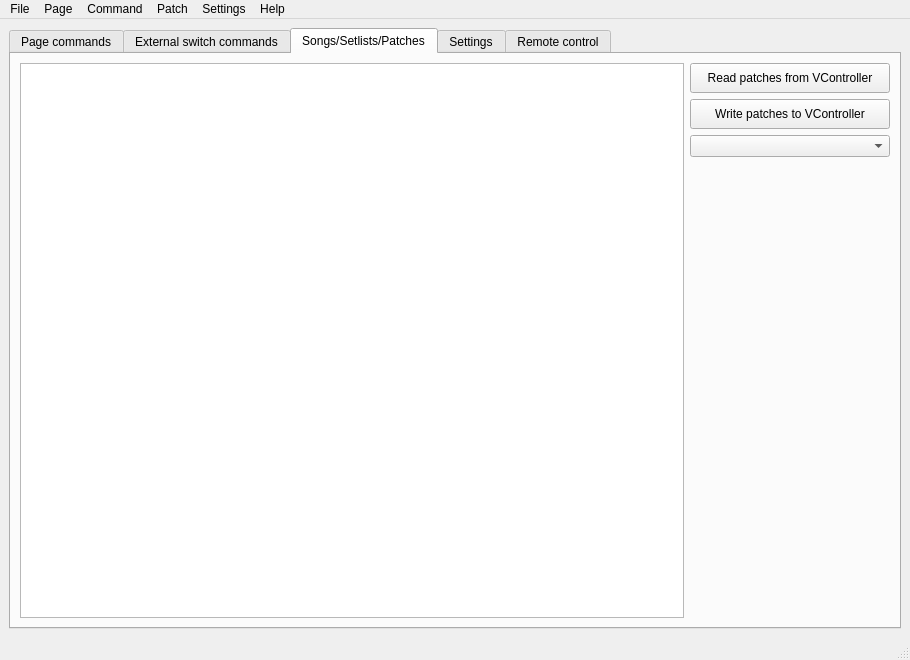
Above: Firmware/VC-edit/mainwindow_VC-full.ui from sixeight7/VController_v3 before the change. Below: the same form after it.
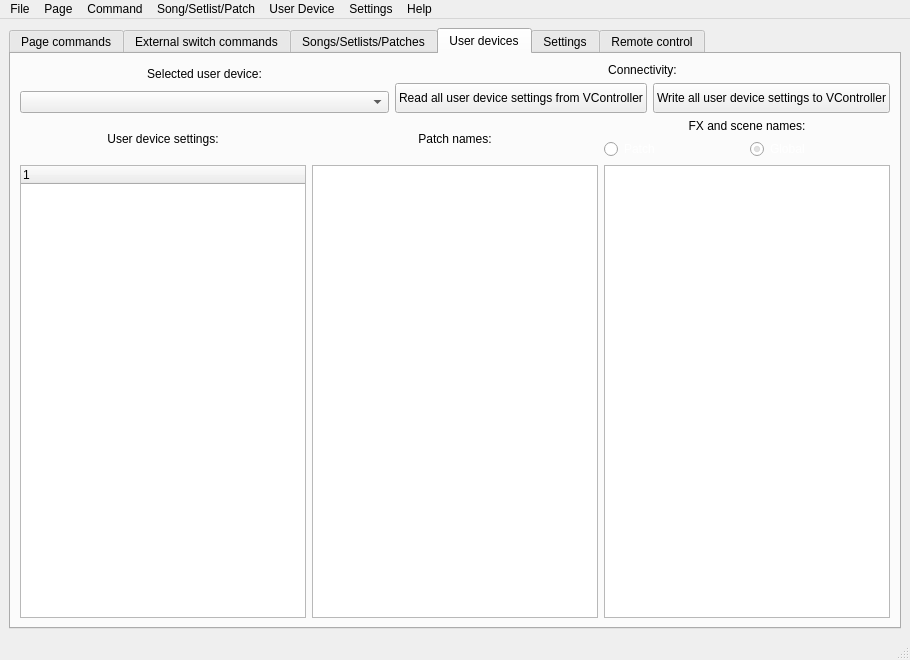
That is the form after the change. The open tabs and pages were chosen to show the change. Custom widgets are drawn as their Qt base class.

```diff
--- a/Firmware/VC-edit/mainwindow_VC-full.ui
+++ b/Firmware/VC-edit/mainwindow_VC-full.ui
@@ -559,7 +559,7 @@
             </property>
             <property name="minimumSize">
              <size>
-              <width>200</width>
+              <width>250</width>
               <height>30</height>
              </size>
             </property>
@@ -567,7 +567,7 @@
              <string notr="true"/>
             </property>
             <property name="text">
-             <string>Read patches from VController</string>
+             <string>Read songs/setlists/patches from VController</string>
             </property>
            </widget>
           </item>
@@ -583,7 +583,7 @@
              <string notr="true"/>
             </property>
             <property name="text">
-             <string>Write patches to VController</string>
+             <string>Write songs/setlists/ patches to VController</string>
             </property>
            </widget>
           </item>
@@ -607,6 +607,538 @@
         </item>
        </layout>
       </widget>
+      <widget class="QWidget" name="tab_UserDevices">
+       <property name="palette">
+        <palette>
+         <active/>
+         <inactive/>
+         <disabled/>
+        </palette>
+       </property>
+       <attribute name="title">
+        <string>User devices</string>
+       </attribute>
+       <layout class="QVBoxLayout" name="verticalLayout_9">
+        <item>
+         <layout class="QHBoxLayout" name="horizontalLayout_15">
+          <item>
+           <layout class="QVBoxLayout" name="verticalLayout_7">
+            <item>
+             <widget class="QLabel" name="label_20">
+              <property name="sizePolicy">
+               <sizepolicy hsizetype="Expanding" vsizetype="Preferred">
+                <horstretch>0</horstretch>
+                <verstretch>0</verstretch>
+               </sizepolicy>
+              </property>
+              <property name="minimumSize">
+               <size>
+                <width>200</width>
+                <height>0</height>
+               </size>
+              </property>
+              <property name="autoFillBackground">
+               <bool>false</bool>
+              </property>
+              <property name="styleSheet">
+               <string notr="true"/>
+              </property>
+              <property name="text">
+               <string>Selected user device:</string>
+              </property>
+              <property name="alignment">
+               <set>Qt::AlignCenter</set>
+              </property>
+             </widget>
+            </item>
+            <item>
+             <widget class="QComboBox" name="currentUserDeviceComboBox">
+              <property name="sizePolicy">
+               <sizepolicy hsizetype="Expanding" vsizetype="Fixed">
+                <horstretch>0</horstretch>
+                <verstretch>0</verstretch>
+               </sizepolicy>
+              </property>
+              <property name="minimumSize">
+               <size>
+                <width>0</width>
+                <height>0</height>
+               </size>
+              </property>
+              <property name="baseSize">
+               <size>
+                <width>0</width>
+                <height>40</height>
+               </size>
+              </property>
+              <property name="styleSheet">
+               <string notr="true"/>
+              </property>
+              <property name="editable">
+               <bool>false</bool>
+              </property>
+             </widget>
+            </item>
+           </layout>
+          </item>
+          <item>
+           <layout class="QVBoxLayout" name="verticalLayout_8">
+            <item>
+             <widget class="QLabel" name="label_49">
+              <property name="sizePolicy">
+               <sizepolicy hsizetype="Expanding" vsizetype="Preferred">
+                <horstretch>0</horstretch>
+                <verstretch>0</verstretch>
+               </sizepolicy>
+              </property>
+              <property name="autoFillBackground">
+               <bool>false</bool>
+              </property>
+              <property name="styleSheet">
+               <string notr="true"/>
+              </property>
+              <property name="text">
+               <string>Connectivity:</string>
+              </property>
+              <property name="alignment">
+               <set>Qt::AlignCenter</set>
+              </property>
+             </widget>
+            </item>
+            <item>
+             <layout class="QHBoxLayout" name="horizontalLayout_14">
+              <item>
+               <widget class="QPushButton" name="readAllDeviceSettingsButton">
+                <property name="sizePolicy">
+                 <sizepolicy hsizetype="Expanding" vsizetype="Fixed">
+                  <horstretch>0</horstretch>
+                  <verstretch>0</verstretch>
+                 </sizepolicy>
+                </property>
+                <property name="minimumSize">
+                 <size>
+                  <width>200</width>
+                  <height>30</height>
+                 </size>
+                </property>
+                <property name="styleSheet">
+                 <string notr="true"/>
+                </property>
+                <property name="text">
+                 <string>Read all user device settings from VController</string>
+                </property>
+               </widget>
+              </item>
+              <item>
+               <widget class="QPushButton" name="writeAllDeviceSettingsButton">
+                <property name="sizePolicy">
+                 <sizepolicy hsizetype="Expanding" vsizetype="Fixed">
+                  <horstretch>0</horstretch>
+                  <verstretch>0</verstretch>
+                 </sizepolicy>
+                </property>
+                <property name="minimumSize">
+                 <size>
+                  <width>200</width>
+                  <height>30</height>
+                 </size>
+                </property>
+                <property name="styleSheet">
+                 <string notr="true"/>
+                </property>
+                <property name="text">
+                 <string>Write all user device settings to VController</string>
+                </property>
+               </widget>
+              </item>
+             </layout>
+            </item>
+           </layout>
+          </item>
+         </layout>
+        </item>
+        <item>
+         <layout class="QHBoxLayout" name="horizontalLayout_7">
+          <item>
+           <widget class="QLabel" name="label_21">
+            <property name="sizePolicy">
+             <sizepolicy hsizetype="Expanding" vsizetype="Preferred">
+              <horstretch>0</horstretch>
+              <verstretch>0</verstretch>
+             </sizepolicy>
+            </property>
+            <property name="minimumSize">
+             <size>
+              <width>200</width>
+              <height>0</height>
+             </size>
+            </property>
+            <property name="autoFillBackground">
+             <bool>false</bool>
+            </property>
+            <property name="styleSheet">
+             <string notr="true"/>
+            </property>
+            <property name="text">
+             <string>User device settings:</string>
+            </property>
+            <property name="alignment">
+             <set>Qt::AlignCenter</set>
+            </property>
+           </widget>
+          </item>
+          <item>
+           <widget class="QLabel" name="label_22">
+            <property name="sizePolicy">
+             <sizepolicy hsizetype="Expanding" vsizetype="Preferred">
+              <horstretch>0</horstretch>
+              <verstretch>0</verstretch>
+             </sizepolicy>
+            </property>
+            <property name="minimumSize">
+             <size>
+              <width>200</width>
+              <height>0</height>
+             </size>
+            </property>
+            <property name="autoFillBackground">
+             <bool>false</bool>
+            </property>
+            <property name="styleSheet">
+             <string notr="true"/>
+            </property>
+            <property name="text">
+             <string>Patch names:</string>
+            </property>
+            <property name="alignment">
+             <set>Qt::AlignCenter</set>
+            </property>
+           </widget>
+          </item>
+          <item>
+           <layout class="QVBoxLayout" name="verticalLayout_2">
+            <item>
+             <widget class="QLabel" name="label_23">
+              <property name="sizePolicy">
+               <sizepolicy hsizetype="Expanding" vsizetype="Preferred">
+                <horstretch>0</horstretch>
+                <verstretch>0</verstretch>
+               </sizepolicy>
+              </property>
+              <property name="minimumSize">
+               <size>
+                <width>200</width>
+                <height>0</height>
+               </size>
+              </property>
+              <property name="autoFillBackground">
+               <bool>false</bool>
+              </property>
+              <property name="styleSheet">
+               <string notr="true"/>
+              </property>
+              <property name="text">
+               <string>FX and scene names:</string>
+              </property>
+              <property name="alignment">
+               <set>Qt::AlignCenter</set>
+              </property>
+             </widget>
+            </item>
+            <item>
+             <layout class="QHBoxLayout" name="horizontalLayout_6">
+              <item>
+               <widget class="QRadioButton" name="radioButtonPatch">
+                <property name="palette">
+                 <palette>
+                  <active>
+                   <colorrole role="WindowText">
+                    <brush brushstyle="SolidPattern">
+                     <color alpha="255">
+                      <red>255</red>
+                      <green>255</green>
+                      <blue>255</blue>
+                     </color>
+                    </brush>
+                   </colorrole>
+                   <colorrole role="Text">
+                    <brush brushstyle="SolidPattern">
+                     <color alpha="255">
+                      <red>255</red>
+                      <green>255</green>
+                      <blue>255</blue>
+                     </color>
+                    </brush>
+                   </colorrole>
+                   <colorrole role="ButtonText">
+                    <brush brushstyle="SolidPattern">
+                     <color alpha="255">
+                      <red>255</red>
+                      <green>255</green>
+                      <blue>255</blue>
+                     </color>
+                    </brush>
+                   </colorrole>
+                   <colorrole role="PlaceholderText">
+                    <brush brushstyle="SolidPattern">
+                     <color alpha="128">
+                      <red>255</red>
+                      <green>255</green>
+                      <blue>255</blue>
+                     </color>
+                    </brush>
+                   </colorrole>
+                  </active>
+                  <inactive>
+                   <colorrole role="WindowText">
+                    <brush brushstyle="SolidPattern">
+                     <color alpha="255">
+                      <red>255</red>
+                      <green>255</green>
+                      <blue>255</blue>
+                     </color>
+                    </brush>
+                   </colorrole>
+                   <colorrole role="Text">
+                    <brush brushstyle="SolidPattern">
+                     <color alpha="255">
+                      <red>255</red>
+                      <green>255</green>
+                      <blue>255</blue>
+                     </color>
+                    </brush>
+                   </colorrole>
+                   <colorrole role="ButtonText">
+                    <brush brushstyle="SolidPattern">
+                     <color alpha="255">
+                      <red>255</red>
+                      <green>255</green>
+                      <blue>255</blue>
+                     </color>
+                    </brush>
+                   </colorrole>
+                   <colorrole role="PlaceholderText">
+                    <brush brushstyle="SolidPattern">
+                     <color alpha="128">
+                      <red>255</red>
+                      <green>255</green>
+                      <blue>255</blue>
+                     </color>
+                    </brush>
+                   </colorrole>
+                  </inactive>
+                  <disabled>
+                   <colorrole role="WindowText">
+                    <brush brushstyle="SolidPattern">
+                     <color alpha="255">
+                      <red>255</red>
+                      <green>255</green>
+                      <blue>255</blue>
+                     </color>
+                    </brush>
+                   </colorrole>
+                   <colorrole role="Text">
+                    <brush brushstyle="SolidPattern">
+                     <color alpha="255">
+                      <red>255</red>
+                      <green>255</green>
+                      <blue>255</blue>
+                     </color>
+                    </brush>
+                   </colorrole>
+                   <colorrole role="ButtonText">
+                    <brush brushstyle="SolidPattern">
+                     <color alpha="255">
+                      <red>255</red>
+                      <green>255</green>
+                      <blue>255</blue>
+                     </color>
+                    </brush>
+                   </colorrole>
+                   <colorrole role="PlaceholderText">
+                    <brush brushstyle="SolidPattern">
+                     <color alpha="128">
+                      <red>255</red>
+                      <green>255</green>
+                      <blue>255</blue>
+                     </color>
+                    </brush>
+                   </colorrole>
+                  </disabled>
+                 </palette>
+                </property>
+                <property name="styleSheet">
+                 <string notr="true">color: white;</string>
+                </property>
+                <property name="text">
+                 <string>Patch</string>
+                </property>
+                <property name="checked">
+                 <bool>false</bool>
+                </property>
+               </widget>
+              </item>
+              <item>
+               <widget class="QRadioButton" name="radioButtonGlobal">
+                <property name="palette">
+                 <palette>
+                  <active>
+                   <colorrole role="WindowText">
+                    <brush brushstyle="SolidPattern">
+                     <color alpha="255">
+                      <red>255</red>
+                      <green>255</green>
+                      <blue>255</blue>
+                     </color>
+                    </brush>
+                   </colorrole>
+                   <colorrole role="Text">
+                    <brush brushstyle="SolidPattern">
+                     <color alpha="255">
+                      <red>255</red>
+                      <green>255</green>
+                      <blue>255</blue>
+                     </color>
+                    </brush>
+                   </colorrole>
+                   <colorrole role="ButtonText">
+                    <brush brushstyle="SolidPattern">
+                     <color alpha="255">
+                      <red>255</red>
+                      <green>255</green>
+                      <blue>255</blue>
+                     </color>
+                    </brush>
+                   </colorrole>
+                   <colorrole role="PlaceholderText">
+                    <brush brushstyle="SolidPattern">
+                     <color alpha="128">
+                      <red>255</red>
+                      <green>255</green>
+                      <blue>255</blue>
+                     </color>
+                    </brush>
+                   </colorrole>
+                  </active>
+                  <inactive>
+                   <colorrole role="WindowText">
+                    <brush brushstyle="SolidPattern">
+                     <color alpha="255">
+                      <red>255</red>
+                      <green>255</green>
+                      <blue>255</blue>
+                     </color>
+                    </brush>
+                   </colorrole>
+                   <colorrole role="Text">
+                    <brush brushstyle="SolidPattern">
+                     <color alpha="255">
+                      <red>255</red>
+                      <green>255</green>
+                      <blue>255</blue>
+                     </color>
+                    </brush>
+                   </colorrole>
+                   <colorrole role="ButtonText">
+                    <brush brushstyle="SolidPattern">
+                     <color alpha="255">
+                      <red>255</red>
+                      <green>255</green>
+                      <blue>255</blue>
+                     </color>
+                    </brush>
+                   </colorrole>
+                   <colorrole role="PlaceholderText">
+                    <brush brushstyle="SolidPattern">
+                     <color alpha="128">
+                      <red>255</red>
+                      <green>255</green>
+                      <blue>255</blue>
+                     </color>
+                    </brush>
+                   </colorrole>
+                  </inactive>
+                  <disabled>
+                   <colorrole role="WindowText">
+                    <brush brushstyle="SolidPattern">
+                     <color alpha="255">
+                      <red>255</red>
+                      <green>255</green>
+                      <blue>255</blue>
+                     </color>
+                    </brush>
+                   </colorrole>
+                   <colorrole role="Text">
+                    <brush brushstyle="SolidPattern">
+                     <color alpha="255">
+                      <red>255</red>
+                      <green>255</green>
+                      <blue>255</blue>
+                     </color>
+                    </brush>
+                   </colorrole>
+                   <colorrole role="ButtonText">
+                    <brush brushstyle="SolidPattern">
+                     <color alpha="255">
+                      <red>255</red>
+                      <green>255</green>
+                      <blue>255</blue>
+                     </color>
+                    </brush>
+                   </colorrole>
+                   <colorrole role="PlaceholderText">
+                    <brush brushstyle="SolidPattern">
+                     <color alpha="128">
+                      <red>255</red>
+                      <green>255</green>
+                      <blue>255</blue>
+                     </color>
+                    </brush>
+                   </colorrole>
+                  </disabled>
+                 </palette>
+                </property>
+                <property name="styleSheet">
+                 <string notr="true">color: white;</string>
+                </property>
+                <property name="text">
+                 <string>Global</string>
+                </property>
+                <property name="checked">
+                 <bool>true</bool>
+                </property>
+               </widget>
+              </item>
+             </layout>
+            </item>
+           </layout>
+          </item>
+         </layout>
+        </item>
+        <item>
+         <layout class="QHBoxLayout" name="horizontalLayout_4">
+          <item>
+           <widget class="QTreeWidget" name="userDeviceTreeWidget">
+            <property name="styleSheet">
+             <string notr="true">background-color: styleSheet();</string>
+            </property>
+            <column>
+             <property name="text">
+              <string notr="true">1</string>
+             </property>
+            </column>
+           </widget>
+          </item>
+          <item>
+           <widget class="QTableWidget" name="patchNameTableWidget"/>
+          </item>
+          <item>
+           <widget class="QTableWidget" name="fxAndSceneTableWidget"/>
+          </item>
+         </layout>
+        </item>
+       </layout>
+      </widget>
       <widget class="QWidget" name="tab_Settings">
        <attribute name="title">
         <string>Settings</string>
@@ -966,7 +1498,7 @@
      <x>0</x>
      <y>0</y>
      <width>910</width>
-     <height>22</height>
+     <height>21</height>
     </rect>
    </property>
    <property name="styleSheet">
@@ -1017,7 +1549,7 @@
    </widget>
    <widget class="QMenu" name="menuPatch">
     <property name="title">
-     <string>Patch</string>
+     <string>Song/Setlist/Patch</string>
     </property>
     <addaction name="actionCopyPatch"/>
     <addaction name="actionPastePatch"/>
@@ -1026,10 +1558,23 @@
     <addaction name="actionExport"/>
     <addaction name="actionInitialize_patch"/>
    </widget>
+   <widget class="QMenu" name="menuUser_Device">
+    <property name="title">
+     <string>User Device</string>
+    </property>
+    <addaction name="actionImport_Device"/>
+    <addaction name="actionExport_Device"/>
+    <addaction name="actionInitialize_Device"/>
+    <addaction name="actionCut_User_Device_Patch"/>
+    <addaction name="actionCopy_User_Device_Patch"/>
+    <addaction name="actionPaste_User_Device_Patch"/>
+    <addaction name="actionClear_User_Device_Patch"/>
+   </widget>
    <addaction name="menuFile"/>
    <addaction name="menuPage"/>
    <addaction name="menuCommand"/>
    <addaction name="menuPatch"/>
+   <addaction name="menuUser_Device"/>
    <addaction name="menuSettings"/>
    <addaction name="menuHelp"/>
   </widget>
```
Left out of the diff: 64 changed lines with no effect on the pictures.
